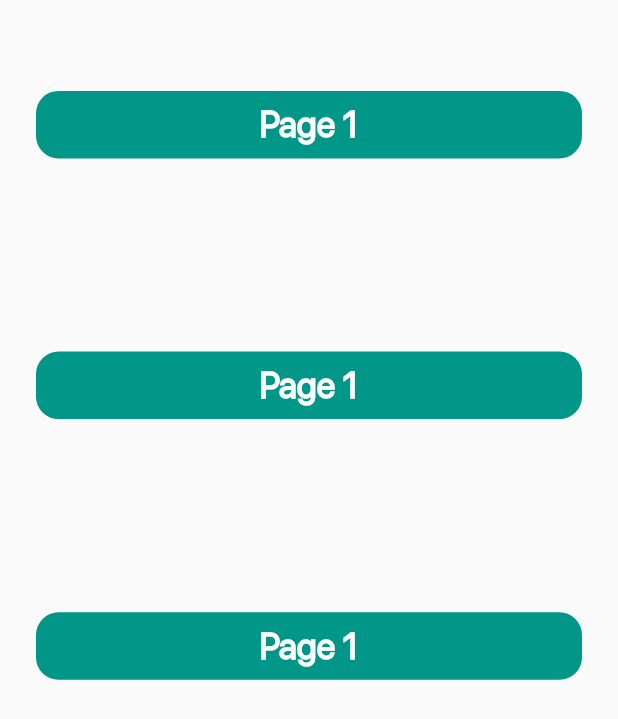
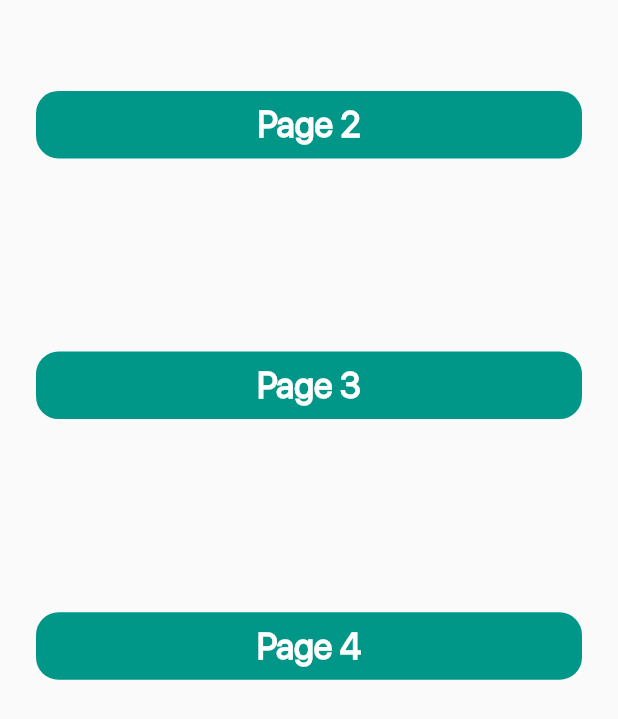
Before and after one commit to yassinBeyazid/digital_arena, a Flutter app: the screen it shows after launch, on a phone screen of 412 x 824 dp. Shown: the part 363-1082 px from the top of the screen. Run offline on Flutter 3.47's test engine with Material 2 defaults, Android fonts, the light colour scheme and no system bars; our stand-ins replace flutter_custom_clippers, toggle_switch.

Commit message:
first commit

```diff
--- a/lib/view/dashboard/dashboard.dart
+++ b/lib/view/dashboard/dashboard.dart
@@ -52,7 +52,7 @@ class Dashboard extends StatelessWidget {
                 child: Center(
                   child: Padding(
                     padding: const EdgeInsets.all(8.0),
-                    child: Text('Page 1',style: TextStyle(
+                    child: Text('Page 2',style: TextStyle(
                         fontSize: 24,
                         fontWeight: FontWeight.bold,
                         fontFamily: AppConstants.appFont,
@@ -75,7 +75,7 @@ class Dashboard extends StatelessWidget {
                 child: Center(
                   child: Padding(
                     padding: const EdgeInsets.all(8.0),
-                    child: Text('Page 1',style: TextStyle(
+                    child: Text('Page 3',style: TextStyle(
                         fontSize: 24,
                         fontWeight: FontWeight.bold,
                         fontFamily: AppConstants.appFont,
@@ -98,7 +98,7 @@ class Dashboard extends StatelessWidget {
                 child: Center(
                   child: Padding(
                     padding: const EdgeInsets.all(8.0),
-                    child: Text('Page 1',style: TextStyle(
+                    child: Text('Page 4',style: TextStyle(
                         fontSize: 24,
                         fontWeight: FontWeight.bold,
                         fontFamily: AppConstants.appFont,
```
